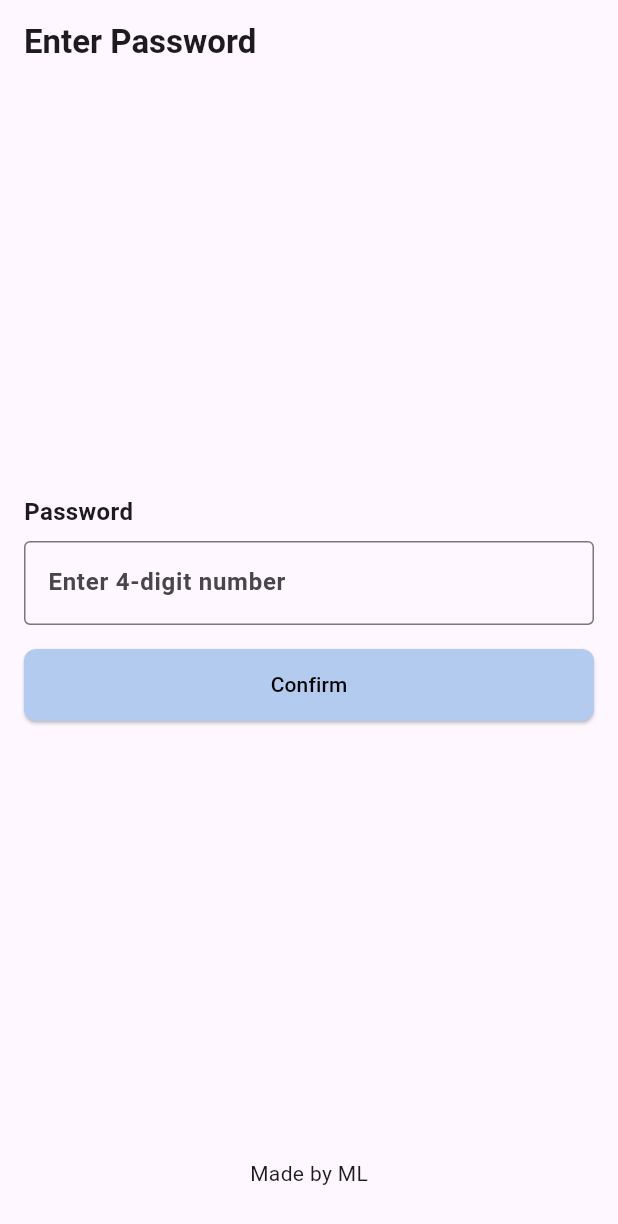
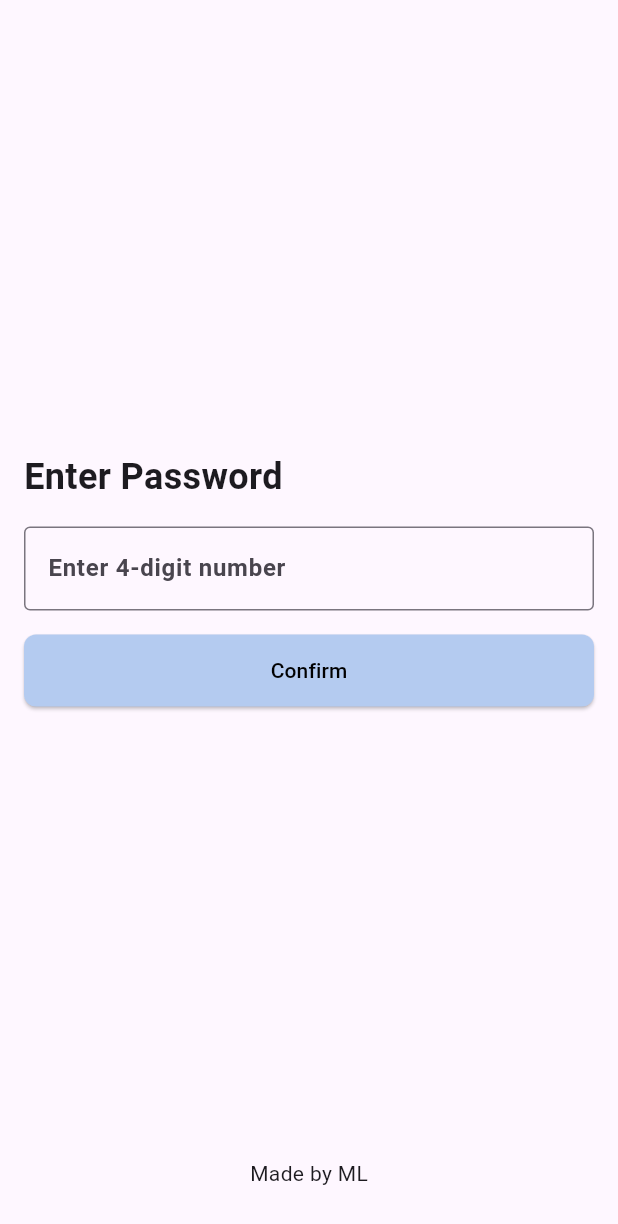
Before and after one commit to mark3lim/manage_meeting, a Flutter app: the screen it shows after launch, on a phone screen of 412 x 824 dp. Shown: the top 1224 px of the screen. Run offline on Flutter 3.47's test engine with Material 3 defaults, Android fonts, the phone set to English and light mode, and no system bars; our stand-ins replace flutter_riverpod.

Commit message:
Implement frosted glass bottom navigation bar and refactor LoginPage UI and logic

```diff
--- a/lib/LoginPage.dart
+++ b/lib/LoginPage.dart
@@ -73,35 +73,20 @@ class _LoginPageState extends State<LoginPage> {
   /// @return 화면에 표시될 [Widget]을 반환합니다.
   @override
   Widget build(BuildContext context) {
-    // 화면의 높이를 가져옵니다.
-    final screenHeight = MediaQuery.of(context).size.height;
-    // AppBar의 높이를 가져옵니다.
-    final appBarHeight = AppBar().preferredSize.height;
-    // 상태 표시줄의 높이를 가져옵니다.
-    final statusBarHeight = MediaQuery.of(context).padding.top;
-
-    // 비밀번호 입력 필드의 상단 위치를 계산합니다.
-    // 화면 상단에서 40% 위치에서 AppBar와 상태 표시줄 높이를 뺍니다.
-    final passwordFieldTop = screenHeight * 0.40 - appBarHeight - statusBarHeight;
-
     return Scaffold(
-      appBar: AppBar(
-        title: Text(
-          AppLocalizations.of(context)!.loginPageTitle,
-          style: const TextStyle(fontWeight: FontWeight.bold),
-        ),
-      ),
-      body: Padding(
+      body: SafeArea(
+        child: Padding(
           padding: const EdgeInsets.symmetric(horizontal: 16.0),
           child: Column(
             crossAxisAlignment: CrossAxisAlignment.start,
             children: [
-            SizedBox(height: passwordFieldTop > 0 ? passwordFieldTop : 0),
+              const Spacer(flex: 2), // UI를 수직 중앙에 가깝게 배치하기 위해 Spacer를 사용합니다.
               Text(
-              AppLocalizations.of(context)!.passwordLabel,
-              style: const TextStyle(fontSize: 16, fontWeight: FontWeight.bold),
+                AppLocalizations.of(context)!.loginPageTitle,
+                style:
+                    const TextStyle(fontSize: 24, fontWeight: FontWeight.bold),
               ),
-            const SizedBox(height: 8.0),
+              const SizedBox(height: 16.0),
               TextField(
                 controller: _passwordController,
                 style: const TextStyle(fontWeight: FontWeight.bold),
@@ -137,7 +122,7 @@ class _LoginPageState extends State<LoginPage> {
                   child: Text(AppLocalizations.of(context)!.confirmButton),
                 ),
               ),
-            const Spacer(),
+              Spacer(flex: MediaQuery.of(context).size.height > 600 ? 2 : 1), // 하단 텍스트를 화면 아래에 고정시키기 위해 Spacer를 사용합니다.
               const Center(
                 child: Padding(
                   padding: EdgeInsets.only(bottom: 32.0),
@@ -147,6 +132,7 @@ class _LoginPageState extends State<LoginPage> {
             ],
           ),
         ),
+      ),
     );
   }
 }
```
Also changed, not shown: lib/screen/HomePage.dart (+86 -9 lines). Lines whose indentation alone changed are shown as unchanged.
